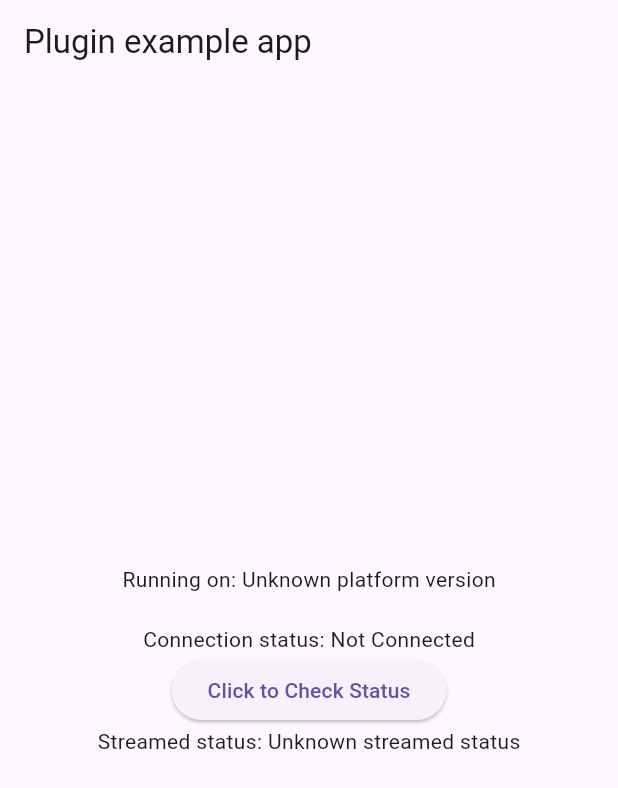
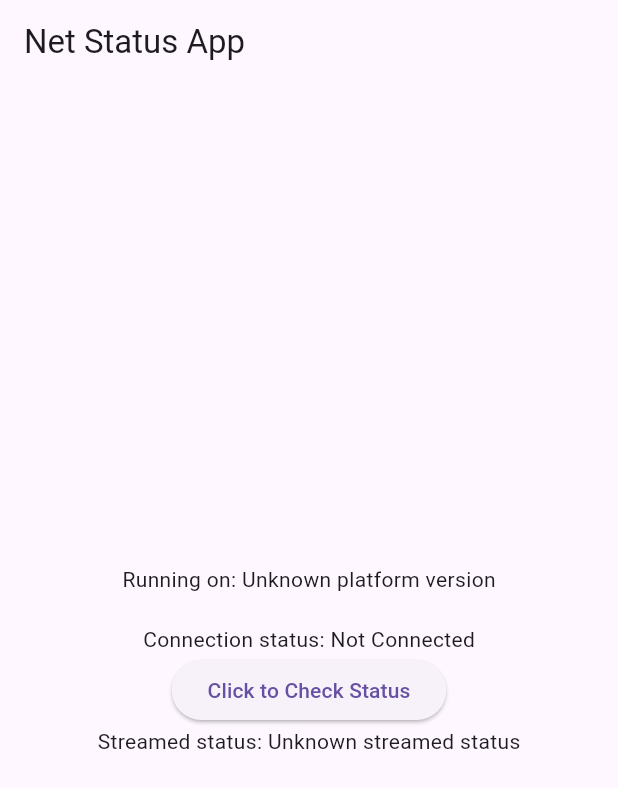
Before and after one commit to Khondwani/net_status, a Flutter app: the screen it shows after launch, on a phone screen of 412 x 824 dp. Shown: the top 788 px of the screen. Run offline on Flutter 3.47's test engine with Material 3 defaults, Android fonts, the phone set to English and light mode, and no system bars; our stand-ins replace plugin_platform_interface.

Commit message:
feat: Update app bar title to 'Net Status App' for clarity

```diff
--- a/example/lib/main.dart
+++ b/example/lib/main.dart
@@ -59,7 +59,7 @@ class _MyAppState extends State<MyApp> {
   Widget build(BuildContext context) {
     return MaterialApp(
       home: Scaffold(
-        appBar: AppBar(title: const Text('Plugin example app')),
+        appBar: AppBar(title: const Text('Net Status App')),
         body: Center(
           child: Column(
             mainAxisAlignment: MainAxisAlignment.center,
```
